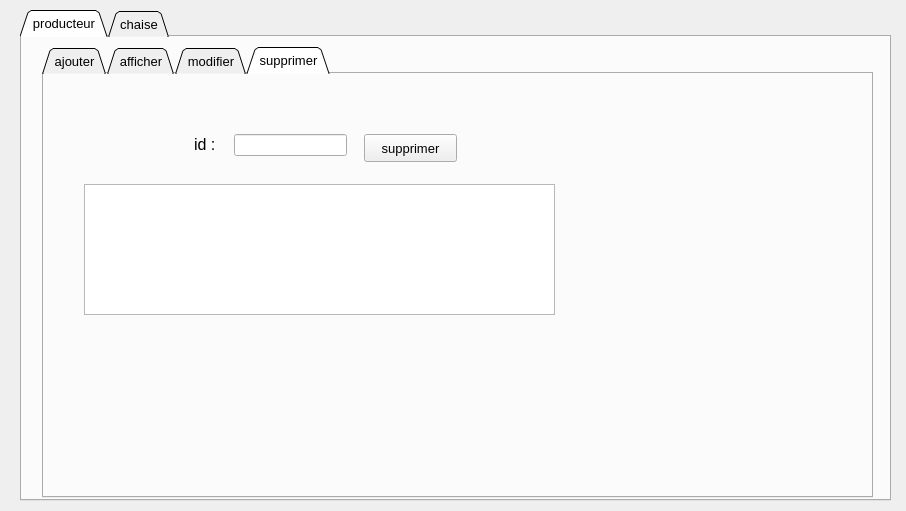
The window that integration_f/chaise_producteur_page.ui (SeifEddineAmara/smart-cinema-2A4) describes before a commit, drawn with Qt 5.
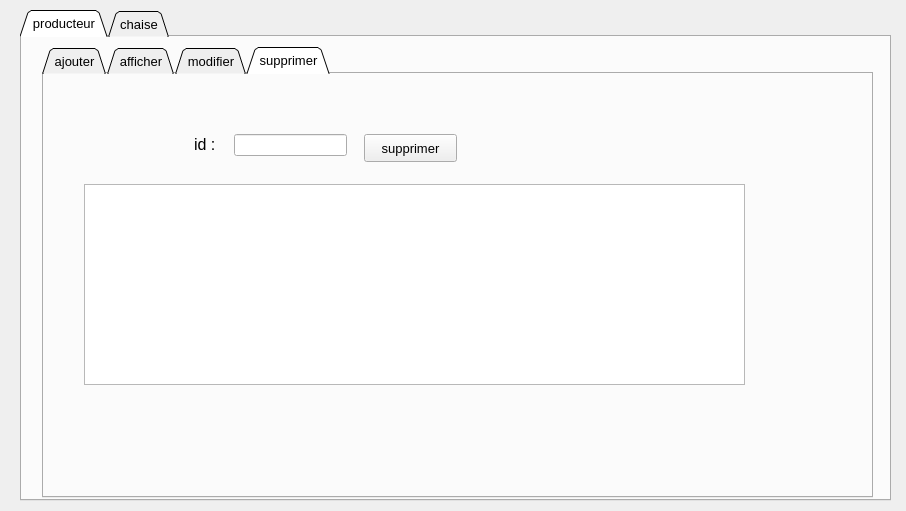
The same window after the commit. Icons and pictures are not drawn.

```diff
--- a/integration_f/chaise_producteur_page.ui
+++ b/integration_f/chaise_producteur_page.ui
@@ -570,8 +570,8 @@
         <rect>
          <x>40</x>
          <y>110</y>
-         <width>471</width>
-         <height>131</height>
+         <width>661</width>
+         <height>201</height>
         </rect>
        </property>
        <property name="styleSheet">
```
Left out of the diff: 4 changed lines with no effect on the pictures.
